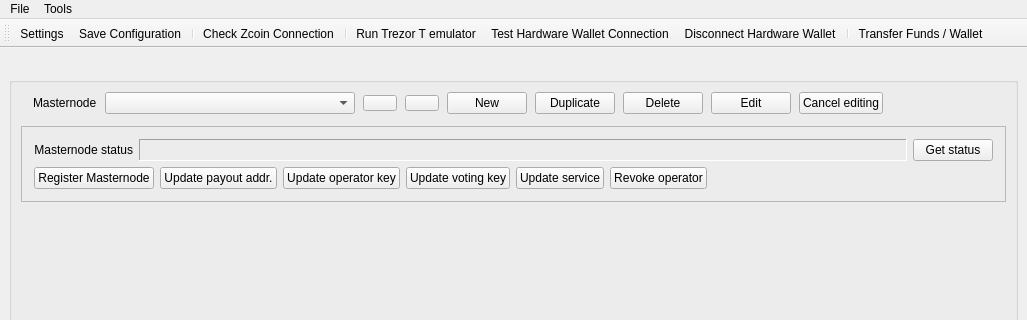
Before: the Qt Designer form src/ui/ui_main_dlg.ui in Bertrand256/dash-masternode-tool, drawn with Qt 5; both pictures show x 0 to 1027 and y 0 to 320 of the 1027 by 499 pixel window.
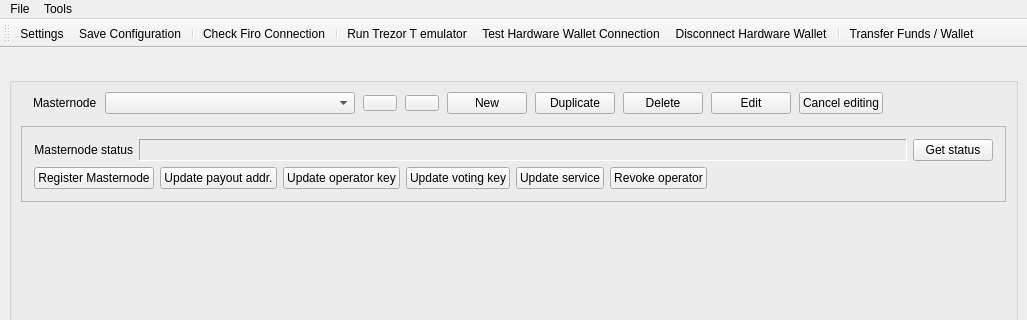
After: the same form once the commit is applied.

Commit message: Firo in text messages

```diff
--- a/src/ui/ui_main_dlg.ui
+++ b/src/ui/ui_main_dlg.ui
@@ -640,7 +640,7 @@
   </action>
   <action name="action_check_network_connection">
    <property name="text">
-    <string>Check Zcoin Connection</string>
+    <string>Check Firo Connection</string>
    </property>
    <property name="toolTip">
     <string>Check Zcoin Connection</string>
```
Left out of the diff: 4 changed lines with no effect on the pictures. The commit also changes 28 other files.
